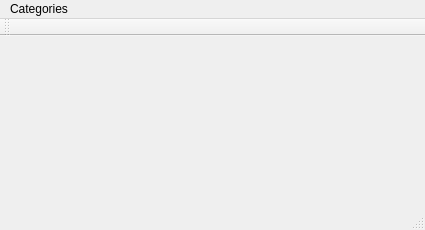
First picture: the form in DiagramChaser/DiagramChaser/DiagramChaser.ui, repository FruitfulApproach/BananaCats, before the edit.
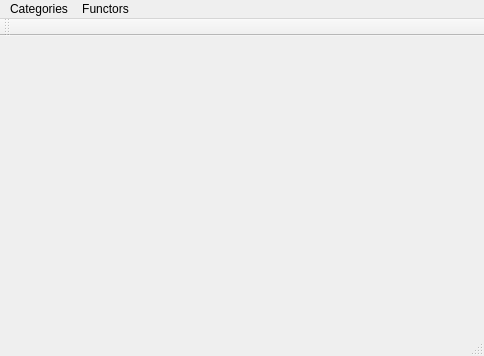
Second picture: the form after the edit.

Patch:
```diff
--- a/DiagramChaser/DiagramChaser/DiagramChaser.ui
+++ b/DiagramChaser/DiagramChaser/DiagramChaser.ui
@@ -6,8 +6,8 @@
    <rect>
     <x>0</x>
     <y>0</y>
-    <width>425</width>
-    <height>230</height>
+    <width>484</width>
+    <height>356</height>
    </rect>
   </property>
   <property name="windowTitle">
@@ -19,7 +19,7 @@
     <rect>
      <x>0</x>
      <y>0</y>
-     <width>425</width>
+     <width>484</width>
      <height>22</height>
     </rect>
    </property>
@@ -33,7 +33,14 @@
     <addaction name="actionImportCategories"/>
     <addaction name="actionExportCategories"/>
    </widget>
+   <widget class="QMenu" name="menuFunctors">
+    <property name="title">
+     <string>Functors</string>
+    </property>
+    <addaction name="actionListDiagrams"/>
+   </widget>
    <addaction name="menuCategories"/>
+   <addaction name="menuFunctors"/>
   </widget>
   <widget class="QToolBar" name="mainToolBar">
    <attribute name="toolBarArea">
```
Left out of the diff: 5 changed lines with no effect on the pictures.
